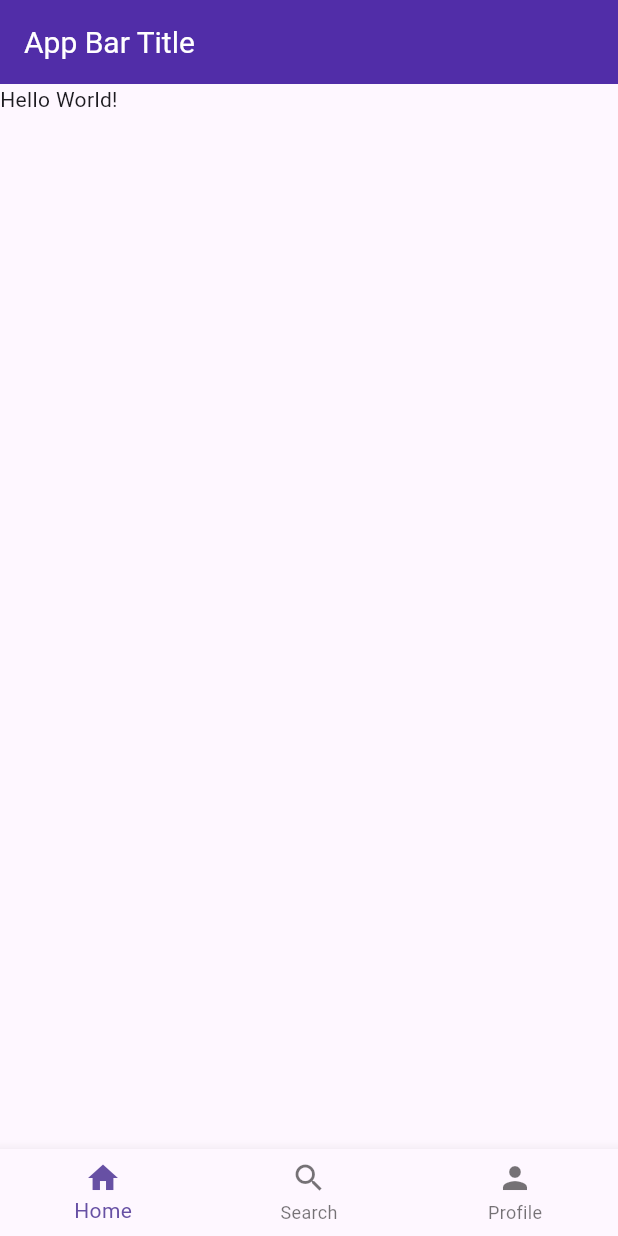
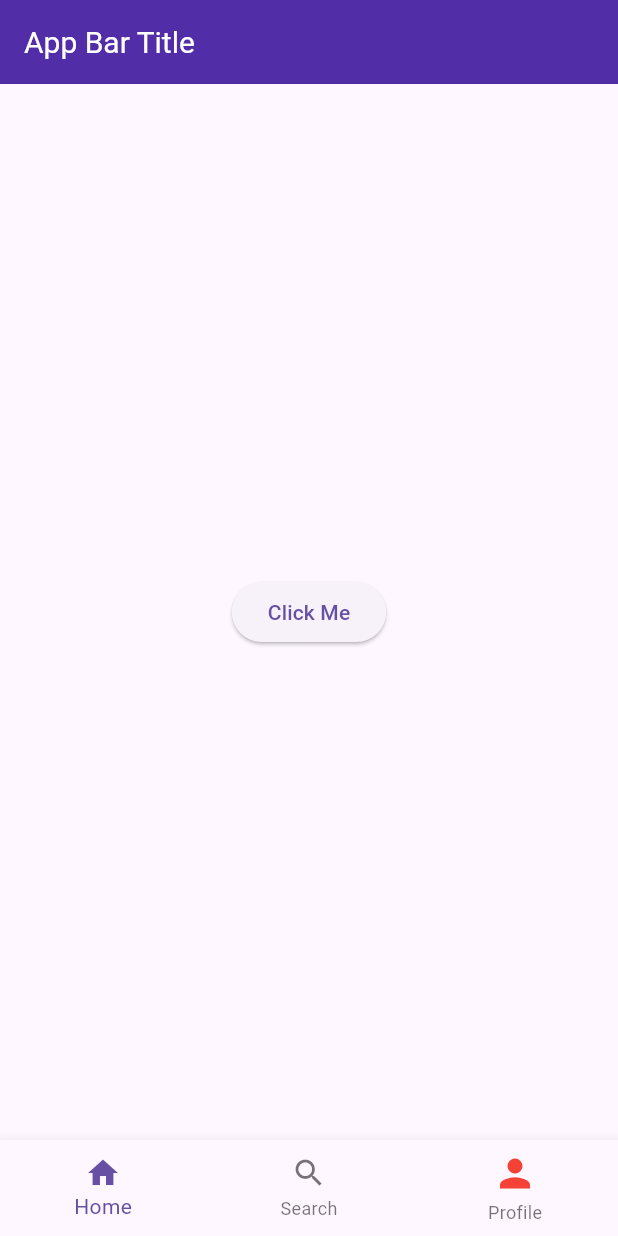
Before and after one commit to joharkhan99/flutter_basics, a Flutter app: the screen it shows after launch, on a phone screen of 412 x 824 dp. Run offline on Flutter 3.47's test engine with Material 3 defaults, Android fonts, the phone set to English and light mode, and no system bars.

Commit message:
Update UI layout and add button to main screen

```diff
--- a/lib/main.dart
+++ b/lib/main.dart
@@ -17,14 +17,21 @@ class MyApp extends StatelessWidget {
             backgroundColor: Colors.deepPurple.shade700,
             titleTextStyle: const TextStyle(color: Colors.white, fontSize: 20),
           ),
-          body: const Text('Hello World!'),
+          body: Center(
+              child: ElevatedButton(
+                  onPressed: () {}, child: const Text("Click Me"))),
           bottomNavigationBar: BottomNavigationBar(
             items: const [
-              BottomNavigationBarItem(icon: Icon(Icons.home), label: 'Home'),
               BottomNavigationBarItem(
-                  icon: Icon(Icons.search), label: 'Search'),
+                icon: Icon(Icons.home),
+                label: 'Home',
+              ),
               BottomNavigationBarItem(
-                icon: Icon(Icons.person),
+                icon: Icon(Icons.search),
+                label: 'Search',
+              ),
+              BottomNavigationBarItem(
+                icon: Icon(Icons.person, color: Colors.red, size: 30),
                 label: 'Profile',
               )
             ],
```
